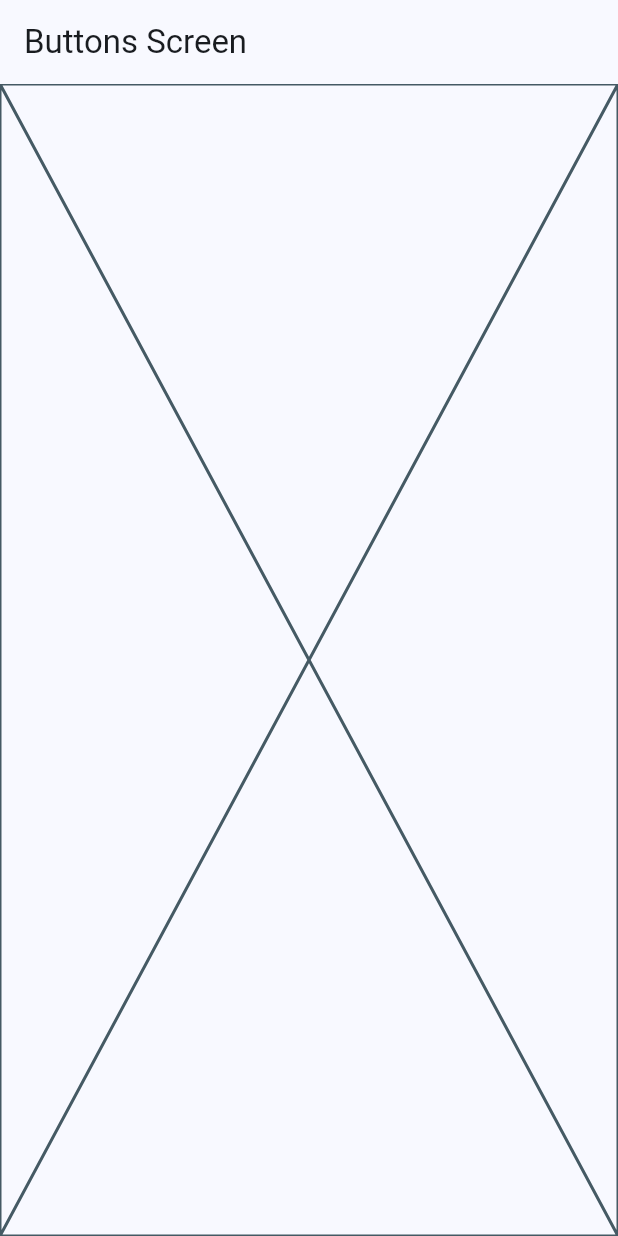
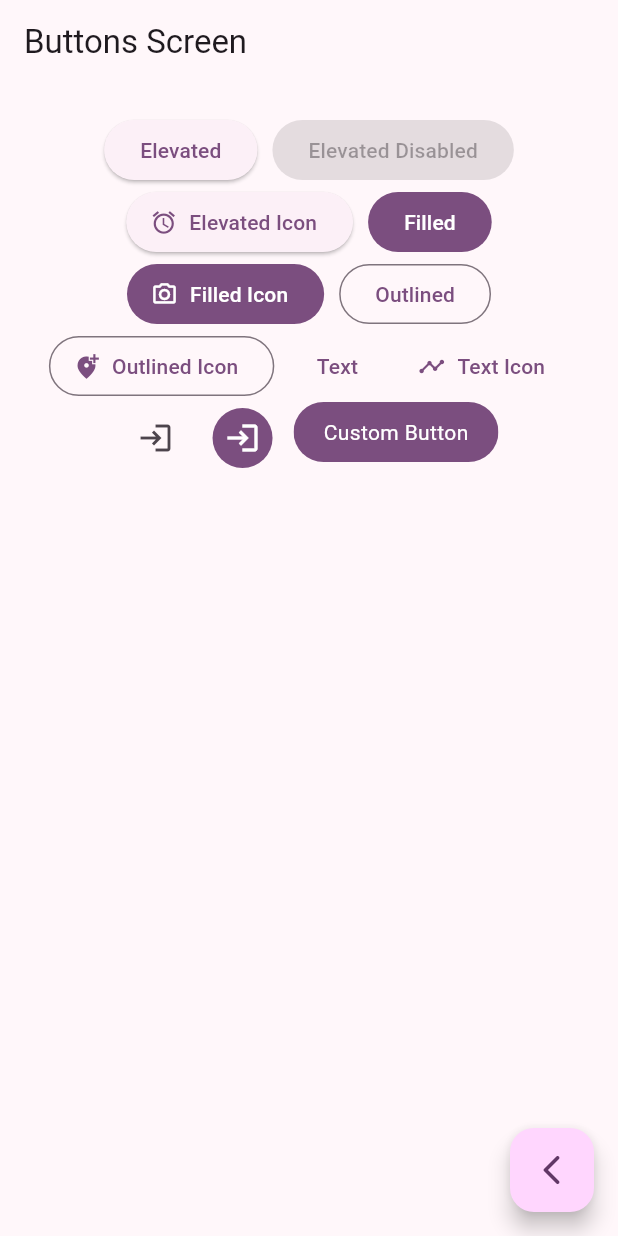
Before and after one commit to elmerjacobo97/widgets-app, a Flutter app: the ButtonsScreen screen opened by its route, on a phone screen of 412 x 824 dp. Run offline on Flutter 3.47's test engine with Material 2 defaults, Android fonts, the phone set to English and light mode, and no system bars; our stand-ins replace go_router.

Commit message:
buttons_screen finished

```diff
--- a/lib/main.dart
+++ b/lib/main.dart
@@ -14,7 +14,7 @@ class MainApp extends StatelessWidget {
     return MaterialApp.router(
       routerConfig: appRouter,
       debugShowCheckedModeBanner: false,
-      theme: AppTheme(selectedColor: 2).getTheme(),
+      theme: AppTheme(selectedColor: 3).getTheme(),
       // home: const HomeScreen(),
       // Nombre de rutas.
       // routes: {
--- a/lib/presentation/screens/buttons/buttons_screen.dart
+++ b/lib/presentation/screens/buttons/buttons_screen.dart
@@ -1,4 +1,5 @@
 import 'package:flutter/material.dart';
+import 'package:go_router/go_router.dart';
 
 class ButtonsScreen extends StatelessWidget {
   static const String routeName = 'buttons_screen';
@@ -11,7 +12,90 @@ class ButtonsScreen extends StatelessWidget {
       appBar: AppBar(
         title: const Text('Buttons Screen'),
       ),
-      body: const Placeholder(),
+      body: const _ButtonsView(),
+      floatingActionButton: FloatingActionButton(
+          child: const Icon(Icons.arrow_back_ios_rounded),
+          onPressed: () {
+            context.pop();
+          }),
     );
   }
 }
+
+class _ButtonsView extends StatelessWidget {
+  const _ButtonsView();
+
+  @override
+  Widget build(BuildContext context) {
+    final colors = Theme.of(context).colorScheme;
+
+    return SizedBox(
+      width: double.infinity,
+      child: Padding(
+        padding: const EdgeInsets.symmetric(horizontal: 15, vertical: 20),
+        child: Wrap(spacing: 10, alignment: WrapAlignment.center, children: [
+          ElevatedButton(onPressed: () {}, child: const Text('Elevated')),
+          const ElevatedButton(
+              onPressed: null, child: Text('Elevated Disabled')),
+          ElevatedButton.icon(
+              onPressed: () {},
+              icon: const Icon(Icons.access_alarm_outlined),
+              label: const Text('Elevated Icon')),
+          FilledButton(onPressed: () {}, child: const Text('Filled')),
+          FilledButton.icon(
+              onPressed: () {},
+              icon: const Icon(Icons.camera_alt_outlined),
+              label: const Text('Filled Icon')),
+          OutlinedButton(onPressed: () {}, child: const Text('Outlined')),
+          OutlinedButton.icon(
+              onPressed: () {},
+              icon: const Icon(Icons.add_location_alt_sharp),
+              label: const Text('Outlined Icon')),
+          TextButton(onPressed: () {}, child: const Text('Text')),
+          TextButton.icon(
+              onPressed: () {},
+              icon: const Icon(Icons.timeline_outlined),
+              label: const Text('Text Icon')),
+          IconButton(onPressed: () {}, icon: const Icon(Icons.login_outlined)),
+          IconButton(
+            onPressed: () {},
+            icon: const Icon(Icons.login_outlined),
+            style: ButtonStyle(
+                iconColor: const MaterialStatePropertyAll(Colors.white),
+                backgroundColor:
+                    MaterialStatePropertyAll<Color>(colors.primary)),
+          ),
+
+          // Custom Button
+          const CustomButton(),
+        ]),
+      ),
+    );
+  }
+}
+
+class CustomButton extends StatelessWidget {
+  const CustomButton({super.key});
+
+  @override
+  Widget build(BuildContext context) {
+    final colors = Theme.of(context).colorScheme;
+
+    return ClipRRect(
+      borderRadius: BorderRadius.circular(20),
+      child: Material(
+        color: colors.primary,
+        child: InkWell(
+          onTap: () {},
+          child: const Padding(
+            padding: EdgeInsets.symmetric(horizontal: 20, vertical: 10),
+            child: Text(
+              'Custom Button',
+              style: TextStyle(color: Colors.white),
+            ),
+          ),
+        ),
+      ),
+    );
+  }
+}
```
